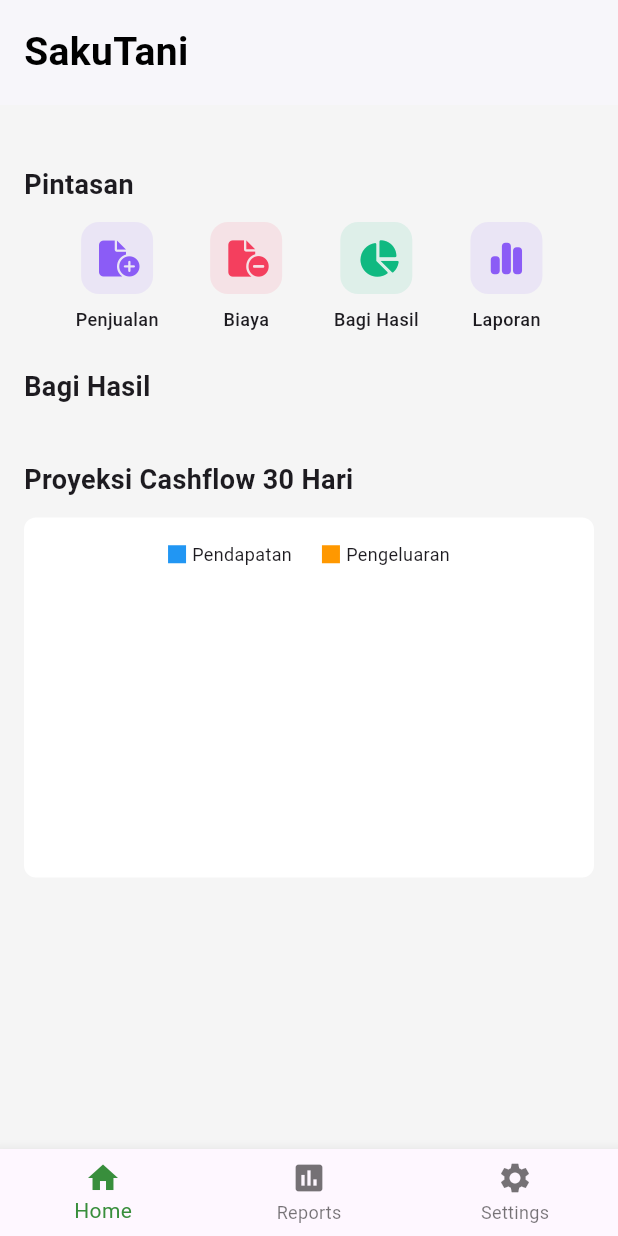
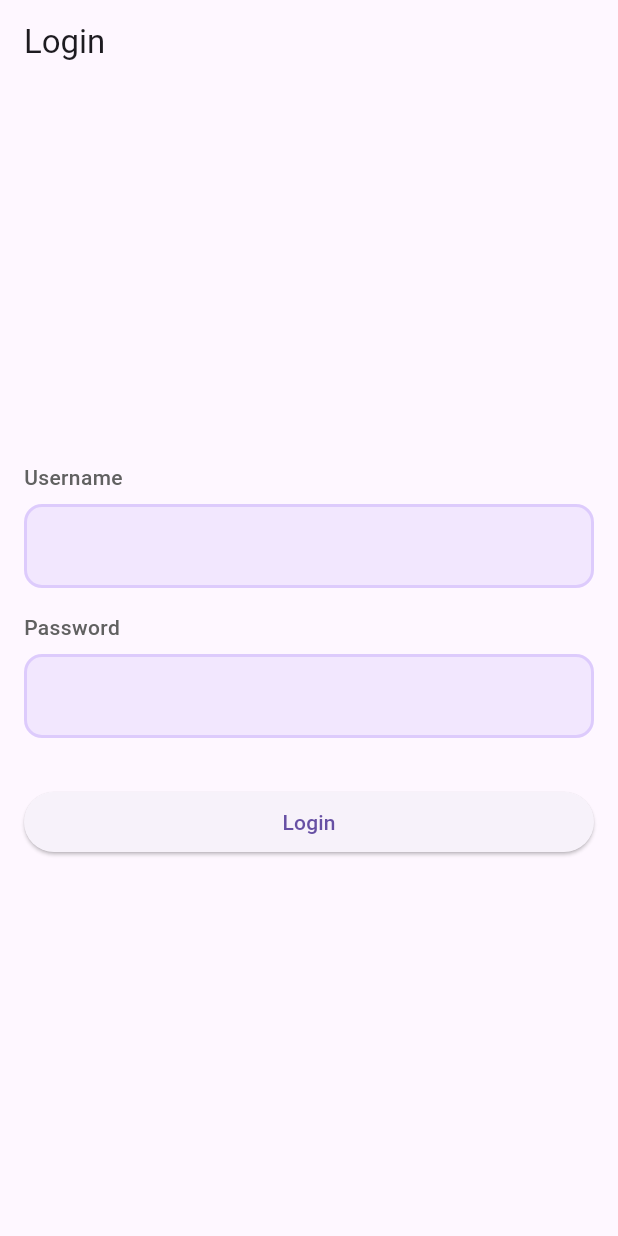
Before and after one commit to agunglaksonoputra/SakuTani-Mobile, a Flutter app: the screen it shows after launch, on a phone screen of 412 x 824 dp. Run offline on Flutter 3.47's test engine with Material 3 defaults, Android fonts, the phone set to English and light mode, and no system bars; our stand-ins replace dio, flutter_dotenv, font_awesome_flutter, shared_preferences.

Commit message:
feat(auth): add authentication and migrate API calls from http to Dio

```diff
--- a/lib/main.dart
+++ b/lib/main.dart
@@ -2,16 +2,19 @@ import 'package:flutter/material.dart';
 import 'package:flutter_dotenv/flutter_dotenv.dart';
 import 'package:intl/date_symbol_data_local.dart';
 import 'package:provider/provider.dart';
+import 'package:saku_tani_mobile/providers/auth_provider.dart';
 import 'package:saku_tani_mobile/providers/sales_record_provider.dart';
+import 'package:saku_tani_mobile/screens/splash_screen.dart';
+import 'package:saku_tani_mobile/services/dio_client.dart';
 import 'providers/finance_provider.dart';
 import 'providers/sales_provider.dart';
 import 'routes/app_routes.dart';
-import 'screens/main_screen.dart'; // ⬅️ Import MainScreen yang dipisah
 
 void main() async {
   WidgetsFlutterBinding.ensureInitialized();
+  await dotenv.load(fileName: ".env");
+  await DioClient.initialize();
   await initializeDateFormatting('id_ID', null);
-  await dotenv.load(fileName: ".env");
   runApp(const MainApp());
 }
 
@@ -25,15 +28,17 @@ class MainApp extends StatelessWidget {
         ChangeNotifierProvider(create: (_) => FinanceProvider()),
         ChangeNotifierProvider(create: (_) => SalesProvider()),
         ChangeNotifierProvider(create: (_) => SalesRecordProvider()),
+        ChangeNotifierProvider(create: (_) => AuthProvider()),
       ],
       child: MaterialApp(
+        navigatorKey: DioClient.navigatorKey,
         title: 'Saku Tani',
         debugShowCheckedModeBanner: false,
         theme: ThemeData(
           primarySwatch: Colors.green,
           fontFamily: 'Roboto',
         ),
-        home: MainScreen(), // ⬅️ Entry point UI-nya
+        initialRoute: '/', // Use actual Widget instead of String
         routes: AppRoutes.routes,
       ),
     );
--- a/lib/routes/app_routes.dart
+++ b/lib/routes/app_routes.dart
@@ -1,16 +1,24 @@
 import 'package:flutter/material.dart';
+import 'package:saku_tani_mobile/screens/auth/login_screen.dart';
+import 'package:saku_tani_mobile/screens/splash_screen.dart';
 import '../components/reports_screen.dart';
 import '../screens/home_screen.dart';
 import '../screens/settings_screen.dart';
 
 class AppRoutes {
-  static const String home = '/';
+  static const String home = '/home';
   static const String reports = '/reports';
   static const String settings = '/settings';
+  static const String login = '/login';
+  static const String splashScreen = '/';
 
   static Map<String, WidgetBuilder> routes = {
-    // home: (context) => HomeScreen(),
+
+    splashScreen: (context) => SplashScreen(),
+    home: (context) => HomeScreen(),
     reports: (context) => ReportsScreen(),
     settings: (context) => SettingsScreen(),
+    login: (context) => LoginScreen(),
+
   };
 }
--- /dev/null
+++ b/lib/screens/auth/login_screen.dart
@@ -0,0 +1,170 @@
+import 'package:flutter/material.dart';
+import 'package:provider/provider.dart';
+import 'package:saku_tani_mobile/screens/main_screen.dart';
+import '../../providers/auth_provider.dart';
+import '../../providers/finance_provider.dart';
+import '../../routes/app_routes.dart';
+
+class LoginScreen extends StatefulWidget {
+  const LoginScreen({Key? key}) : super(key: key);
+
+  @override
+  State<LoginScreen> createState() => _LoginScreenState();
+}
+
+class _LoginScreenState extends State<LoginScreen> {
+  final _formKey = GlobalKey<FormState>();
+
+  @override
+  Widget build(BuildContext context) {
+    final authProvider = Provider.of<AuthProvider>(context);
+
+    return Scaffold(
+      appBar: AppBar(title: const Text("Login")),
+      body: SafeArea(
+        child: Center(
+          child: SingleChildScrollView(
+            child: Padding(
+              padding: const EdgeInsets.all(16.0),
+              child: Form(
+                key: _formKey,
+                child: Column(
+                  children: [
+                    // Username Field
+                    Column(
+                      crossAxisAlignment: CrossAxisAlignment.start,
+                      children: [
+                        Text(
+                          'Username',
+                          style: TextStyle(
+                            fontSize: 14,
+                            color: Colors.grey[700],
+                            fontWeight: FontWeight.w500,
+                          ),
+                        ),
+                        const SizedBox(height: 8),
+                        TextFormField(
+                          controller: authProvider.usernameController,
+                          decoration: InputDecoration(
+                            filled: true,
+                            fillColor: Color(0xFF8B5CF6).withOpacity(0.1),
+                            contentPadding: const EdgeInsets.symmetric(
+                              horizontal: 16,
+                              vertical: 16,
+                            ),
+                            enabledBorder: OutlineInputBorder(
+                              borderRadius: BorderRadius.circular(12),
+                              borderSide: BorderSide(
+                                color: Color(0xFF8B5CF6).withOpacity(0.2),
+                                width: 2.0,
+                              ),
+                            ),
+                            focusedBorder: OutlineInputBorder(
+                              borderRadius: BorderRadius.circular(12),
+                              borderSide: BorderSide(
+                                color: Color(0xFF8B5CF6),
+                                width: 2.0,
+                              ),
+                            ),
+                          ),
+                          validator: (value) {
+                            if (value == null || value.isEmpty) {
+                              return 'Username wajib diisi';
+                            }
+                            return null;
+                          },
+                        ),
+                      ]
+                    ),
+                    const SizedBox(height: 16),
+
+                    Column(
+                      crossAxisAlignment: CrossAxisAlignment.start,
+                      children: [
+                        Text(
+                          'Password',
+                          style: TextStyle(
+                            fontSize: 14,
+                            color: Colors.grey[700],
+                            fontWeight: FontWeight.w500,
+                          ),
+                        ),
+                        const SizedBox(height: 8),
+                        TextFormField(
+                          controller: authProvider.passwordController,
+                          obscureText: true,
+                          decoration: InputDecoration(
+                            filled: true,
+                            fillColor: Color(0xFF8B5CF6).withOpacity(0.1),
+                            contentPadding: const EdgeInsets.symmetric(
+                              horizontal: 16,
+                              vertical: 16,
+                            ),
+                            enabledBorder: OutlineInputBorder(
+                              borderRadius: BorderRadius.circular(12),
+                              borderSide: BorderSide(
+                                color: Color(0xFF8B5CF6).withOpacity(0.2),
+                                width: 2.0,
+                              ),
+                            ),
+                            focusedBorder: OutlineInputBorder(
+                              borderRadius: BorderRadius.circular(12),
+                              borderSide: BorderSide(
+                                color: Color(0xFF8B5CF6),
+                                width: 2.0,
+                              ),
+                            ),
+                          ),
+                          validator: (value) {
+                            if (value == null || value.isEmpty) {
+                              return 'Password wajib diisi';
+                            }
+                            return null;
+                          },
+                        ),
+                      ],
+                    ),
+
+                    // Password Field
+
+                    const SizedBox(height: 32),
+
+                    // Button / Loading
+                    authProvider.isLoading
+                        ? const CircularProgressIndicator()
+                        : SizedBox(
+                      width: double.infinity,
+                      child: ElevatedButton(
+                        onPressed: () async {
+                          if (_formKey.currentState!.validate()) {
+                            final success = await authProvider.login(
+                              authProvider.usernameController.text,
+                              authProvider.passwordController.text,
+                            );
+
+                            if (success) {
+                              ScaffoldMessenger.of(context).showSnackBar(
+                                const SnackBar(
+                                    content: Text('Login berhasil')),
+                              );
+                              Navigator.pushReplacementNamed(context, AppRoutes.home);
+                            } else {
+                              ScaffoldMessenger.of(context).showSnackBar(
+                                const SnackBar(content: Text('Login gagal')),
+                              );
+                            }
+                          }
+                        },
+                        child: const Text('Login'),
+                      ),
+                    ),
+                  ],
+                ),
+              ),
+            ),
+          ),
+        ),
+      ),
+    );
+  }
+}
--- /dev/null
+++ b/lib/services/auth_services.dart
@@ -0,0 +1,89 @@
+import 'package:dio/dio.dart';
+import 'package:flutter_dotenv/flutter_dotenv.dart';
+import 'package:shared_preferences/shared_preferences.dart';
+import 'dio_client.dart';
+
+final String baseUrl = dotenv.env['BASE_URL_EMULATOR'] ?? dotenv.env['BASE_URL_DEVICE'] ?? '';
+
+class AuthService {
+  /// Login user dan simpan token
+  static Future<String> login(String username, String password) async {
+    try {
+      final response = await DioClient.dio.post('/auth/login', data: {
+        'username': username,
+        'password': password,
+      });
+      print('[DEBUG] Base URL: $baseUrl');
+
+      final data = response.data;
+      final token = data['token'];
+
+      if (response.statusCode == 200 && data['success'] == true && token != null) {
+        final prefs = await SharedPreferences.getInstance();
+        await prefs.setString('auth_token', token);
+        print('[LOGIN] Token disimpan: $token');
+
+        // Refresh header dio dengan token baru
+        await DioClient.initialize();
+
+        return token;
+      } else {
+        throw Exception("Login gagal: ${data['message'] ?? 'Unknown error'}");
+      }
+    } on DioException catch (e) {
+      final errorMessage = e.response?.data['message'] ?? e.message;
+      throw Exception('[ERROR] Login gagal: $errorMessage');
+    }
+  }
+
+  /// Register user baru
+  static Future<void> register(String username, String password, String validationCode) async {
+    try {
+      final response = await DioClient.dio.post('/register', data: {
+        'username': username,
+        'password': password,
+        'validationCode': validationCode,
+      });
+
+      if (response.statusCode != 200) {
+        final data = response.data;
+        throw Exception("Register gagal: ${data['message']}");
+      }
+    } on DioException catch (e) {
+      final msg = e.response?.data['message'] ?? e.message;
+      throw Exception("Register error: $msg");
+    }
+  }
+
+  /// Verifikasi token yang tersimpan
+  static Future<Map<String, dynamic>> verifyToken() async {
+    final prefs = await SharedPreferences.getInstance();
+    final token = prefs.getString('auth_token');
+
+    if (token == null) {
+      throw Exception("Tidak ada token tersimpan.");
+    }
+
+    try {
+      final response = await DioClient.dio.get('/auth/verify');
+
+      final data = response.data;
+      if (response.statusCode == 200 && data['success'] == true) {
+        return data['user'];
+      } else {
+        throw Exception("Token tidak valid: ${data['message']}");
+      }
+    } on DioException catch (e) {
+      final msg = e.response?.data['message'] ?? e.message;
+      throw Exception("Verifikasi token gagal: $msg");
+    }
+  }
+
+  /// Logout: hapus token
+  static Future<void> logout() async {
+    final prefs = await SharedPreferences.getInstance();
+    await prefs.remove('auth_token');
+    await DioClient.initialize();
+    print("[LOGOUT] Token dihapus");
+  }
+}
--- /dev/null
+++ b/lib/services/dio_client.dart
@@ -0,0 +1,58 @@
+import 'package:dio/dio.dart';
+import 'package:flutter_dotenv/flutter_dotenv.dart';
+import 'package:shared_preferences/shared_preferences.dart';
+import 'package:flutter/material.dart';
+
+final String baseUrl =
+    dotenv.env['BASE_URL_EMULATOR'] ?? dotenv.env['BASE_URL_DEVICE'] ?? '';
+
+class DioClient {
+  static final Dio _dio = Dio(BaseOptions(
+    baseUrl: baseUrl,
+    connectTimeout: const Duration(seconds: 10),
+    receiveTimeout: const Duration(seconds: 10),
+    headers: {'Content-Type': 'application/json'},
+  ));
+
+  static final GlobalKey<NavigatorState> navigatorKey =
+  GlobalKey<NavigatorState>();
+
+  static Dio get dio => _dio;
+
+  static Future<void> initialize() async {
+    _dio.interceptors.clear(); // Hindari double interceptor
+
+    _dio.interceptors.add(
+      InterceptorsWrapper(
+        onRequest: (options, handler) async {
+          final prefs = await SharedPreferences.getInstance();
+          final token = prefs.getString('auth_token');
+
+          if (token != null) {
+            options.headers['Authorization'] = 'Bearer $token';
+          }
+          return handler.next(options);
+        },
+        onError: (DioException e, handler) async {
+          if (e.response?.statusCode == 401) {
+            // Token expired: hapus dan arahkan ke login
+            final prefs = await SharedPreferences.getInstance();
+            await prefs.remove('auth_token');
+
+            print('⚠️ Token expired. Silakan login kembali.');
+
+            // Arahkan ke login (jika navigatorKey digunakan)
+            final context = navigatorKey.currentContext;
+            if (context != null) {
+              navigatorKey.currentState?.pushNamedAndRemoveUntil(
+                '/login',
+                    (route) => false,
+              );
+            }
+          }
+          return handler.next(e);
+        },
+      ),
+    );
+  }
+}
--- a/lib/services/finance_services.dart
+++ b/lib/services/finance_services.dart
@@ -1,83 +1,61 @@
-import 'dart:convert';
-import 'package:flutter_dotenv/flutter_dotenv.dart';
-import 'package:http/http.dart' as http;
-
 import '../models/finance.dart';
-
-final String baseUrl = dotenv.env['BASE_URL_EMULATOR'] ?? dotenv.env['BASE_URL_DEVICE'] ?? '';
+import 'dio_client.dart';
 
 class FinanceService {
-
+  /// Ringkasan bulan ini (income, expense, balance)
   static Future<Map<String, dynamic>> getCurrentMonthSummary() async {
-    final res = await http.get(Uri.parse('$baseUrl/summary/current-month'));
-    if (res.statusCode == 200) {
-      return json.decode(res.body);
-    } else {
-      throw Exception('Failed to fetch finance summary');
+    try {
+      final res = await DioClient.dio.get('/summary/current-month');
+      return res.data;
+    } catch (e) {
+      throw Exception('Failed to fetch finance summary: $e');
     }
   }
 
+  /// List pembagian keuntungan
   static Future<List<dynamic>> getProfitShares() async {
-    final res = await http.get(Uri.parse('$baseUrl/profit-shares'));
-    if (res.statusCode == 200) {
-      return json.decode(res.body);
-    } else {
-      throw Exception('Failed to fetch profit shares');
+    try {
+      final res = await DioClient.dio.get('/profit-shares');
+      return res.data;
+    } catch (e) {
+      throw Exception('Failed to fetch profit shares: $e');
     }
   }
 
+  /// Saldo user per user
   static Future<List<dynamic>> getUserBalances() async {
-    final res = await http.get(Uri.parse('$baseUrl/user-balance'));
-    if (res.statusCode == 200) {
-      return json.decode(res.body);
-    } else {
-      throw Exception('Failed to fetch user balances');
+    try {
+      final res = await DioClient.dio.get('/user-balance');
+      return res.data;
+    } catch (e) {
+      throw Exception('Failed to fetch user balances: $e');
     }
   }
 
-  // static Future<List<dynamic>> getCashflow() async {
-  //   final res = await http.get(Uri.parse('$baseUrl/cashflow'));
-  //   if (res.statusCode == 200) {
-  //     return json.decode(res.body);
-  //   } else {
-  //     throw Exception('Failed to fetch cashflow data');
-  //   }
-  // }
-
+  /// Breakdown mingguan (misal income per minggu)
   static Future<List<WeeklySummary>> getWeeklyBreakdown() async {
-    final res = await http.get(Uri.parse('$baseUrl/weekly-chart'));
-    if (res.statusCode == 200) {
-      final jsonData = jsonDecode(res.body);
-      final data = jsonData['data'];
-
-      return (data as List)
-          .map((item) => WeeklySummary.fromJson(item))
-          .toList();
-    } else {
-      throw Exception("Failed to load weekly breakdown");
+    try {
+      final res = await DioClient.dio.get('/weekly-chart');
+      final data = res.data['data'] as List;
+      return data.map((item) => WeeklySummary.fromJson(item)).toList();
+    } catch (e) {
+      throw Exception("Failed to load weekly breakdown: $e");
     }
   }
 
+  /// Trigger perhitungan dan pembagian profit
   static Future<void> generateProfit(String month) async {
     try {
-      final response = await http.post(
-        Uri.parse('$baseUrl/profit-share/generate'),
-        headers: {
-          'Content-Type': 'application/json',
-        },
-        body: jsonEncode({
-          'month': month,
-        }),
+      final res = await DioClient.dio.post(
+        '/profit-share/generate',
+        data: {'month': month}, // Dio otomatis jsonEncode
       );
 
-      if (response.statusCode != 200) {
-        throw Exception("Failed with status ${response.statusCode}: ${response.body}");
+      if (res.statusCode != 200) {
+        throw Exception("Failed with status ${res.statusCode}: ${res.data}");
       }
-
     } catch (e) {
       throw Exception("Failed to generate profit: $e");
     }
   }
-
-
 }
--- a/pubspec.yaml
+++ b/pubspec.yaml
@@ -7,6 +7,7 @@ environment:
   sdk: ^3.7.0
 
 dependencies:
+  dio: ^5.8.0+1
   flutter:
     sdk: flutter
   flutter_dotenv: ^5.2.1
@@ -14,6 +15,7 @@ dependencies:
   http: ^1.4.0
   intl: ^0.20.2
   provider: ^6.1.5
+  shared_preferences: ^2.5.3
 
 dev_dependencies:
   flutter_test:
```
Also changed, not shown: lib/providers/auth_provider.dart (added, +90 -0 lines), lib/screens/splash_screen.dart (added, +41 -0 lines), lib/services/sales_services.dart (+32 -36 lines), lib/helper/shared_pref_helper.dart (added), pubspec.lock, 1 other file.
